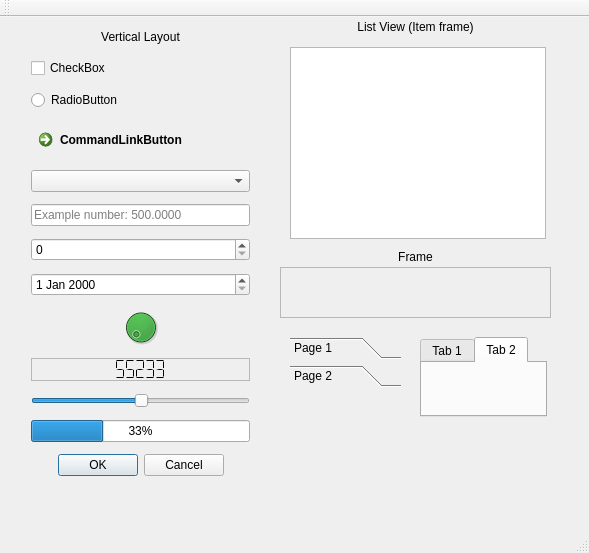
Qt form MainWindow.ui (DOJ745/QtWidgetsPlayground) before a commit.
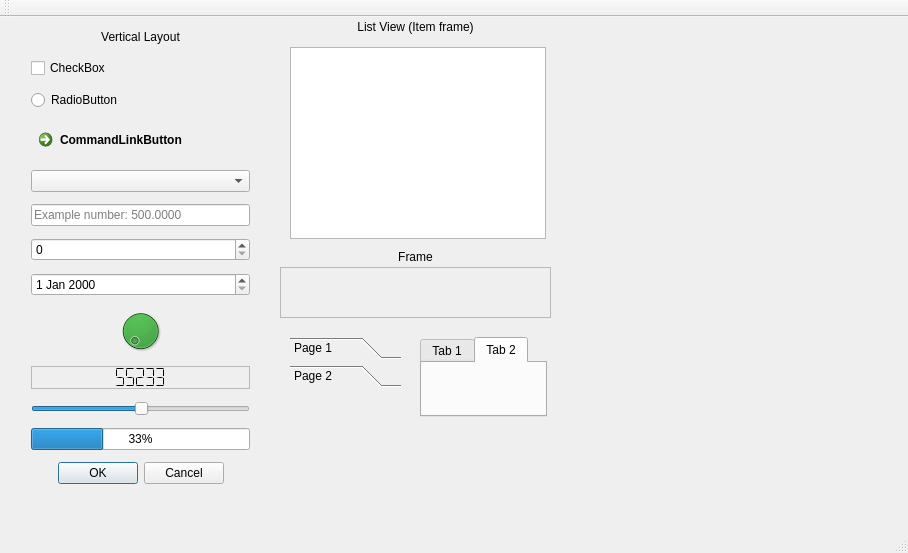
The same form after that commit. The open tabs and pages were chosen to show the change.

Patch:
```diff
--- a/MainWindow.ui
+++ b/MainWindow.ui
@@ -6,7 +6,7 @@
    <rect>
     <x>0</x>
     <y>0</y>
-    <width>589</width>
+    <width>908</width>
     <height>553</height>
    </rect>
   </property>
@@ -20,7 +20,7 @@
       <x>20</x>
       <y>30</y>
       <width>241</width>
-      <height>440</height>
+      <height>448</height>
      </rect>
     </property>
     <layout class="QVBoxLayout" name="verticalLayout">
@@ -89,7 +89,7 @@
         <enum>QLCDNumber::SegmentStyle::Flat</enum>
        </property>
        <property name="value" stdset="0">
-        <double>55233.122999999999593</double>
+        <double>55233.000000000000000</double>
        </property>
        <property name="intValue" stdset="0">
         <number>55233</number>
```
Left out of the diff: 6 changed lines with no effect on the pictures.
